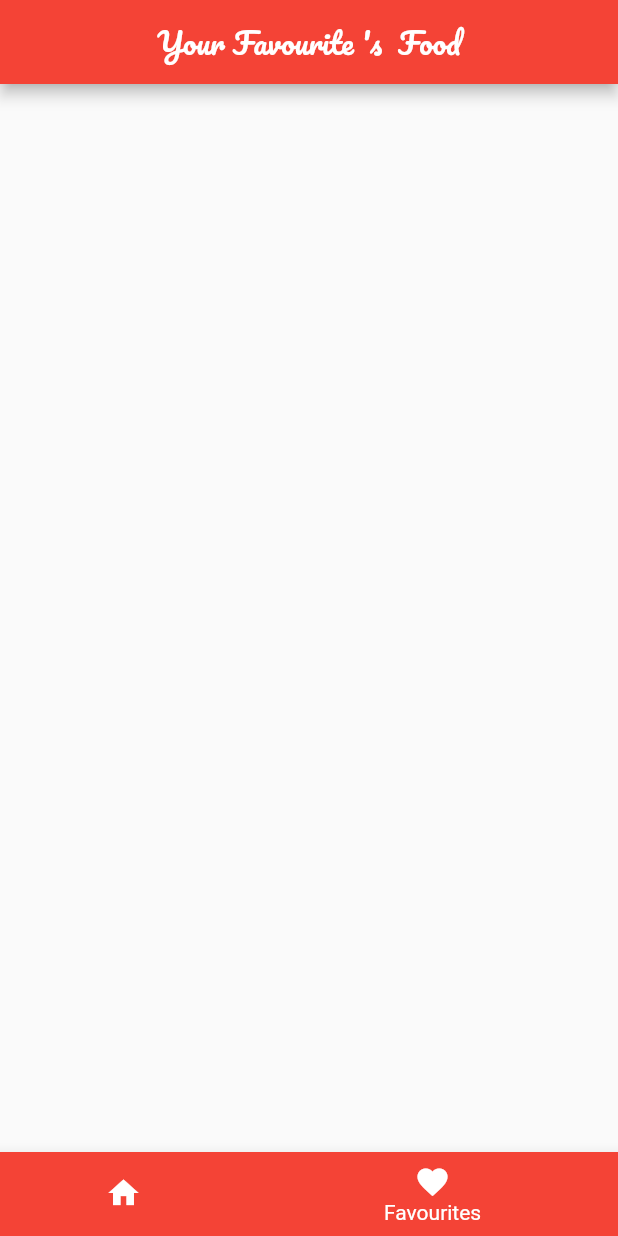
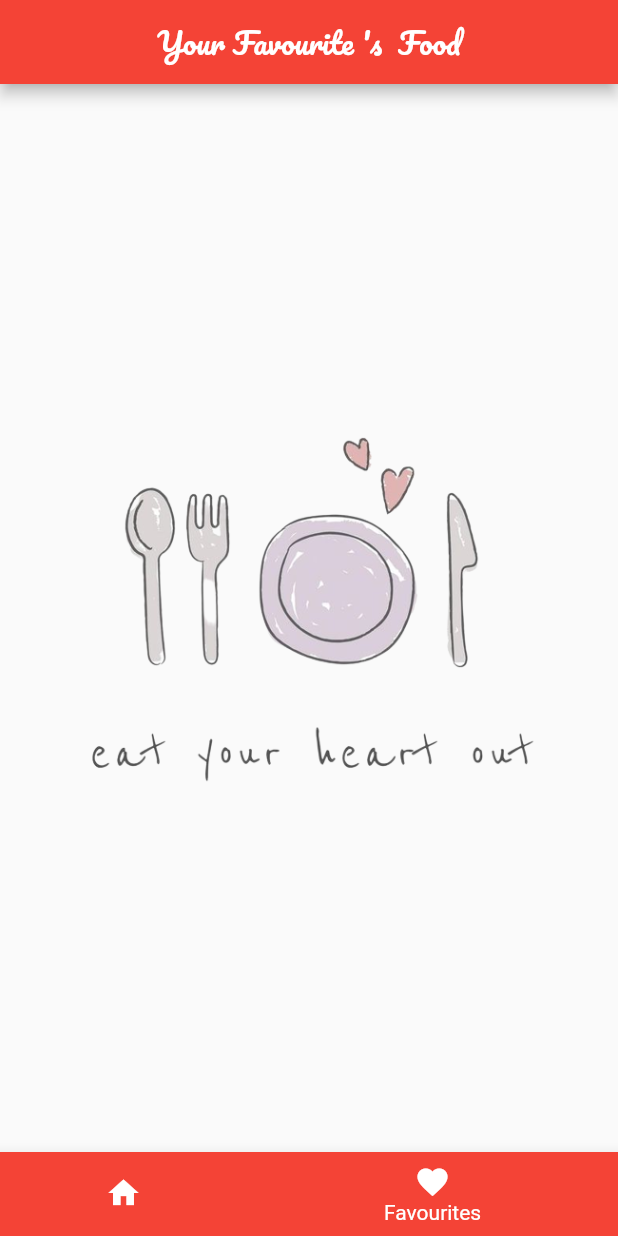
Before and after one commit to NamTranDinh/FlutterFresher, a Flutter app: the screen it shows after launch, item 2 of the bottom bar chosen, on a phone screen of 412 x 824 dp. Run offline on Flutter 3.47's test engine with Material 2 defaults, Android fonts, the light colour scheme and no system bars; our stand-ins replace date_format, expandable_text, toast.

Commit message:
completed HomeFavouritesFood.dart ==> Completed project ( + bug not scroll when uses  combination of 'CustomScrollView' with 'ListView' at HomeFood.dart )

```diff
--- a/lib/FoodApp/Data/FakeDataCategories.dart
+++ b/lib/FoodApp/Data/FakeDataCategories.dart
@@ -103,7 +103,5 @@ List<FoodsModel> FAKE_LIST_FOOD = [
 ];
 
 List<FavouritesFoodModel> FAKE_FAVOURITE_FOODS = [
-  FavouritesFoodModel(id: 1, idCategory: 1, idFood: 1),
-  FavouritesFoodModel(id: 2, idCategory: 1, idFood: 2),
-  FavouritesFoodModel(id: 3, idCategory: 2, idFood: 3)
+  // FavouritesFoodModel(id: 1, foodsModel: FoodsModel(idFood: 1, idCategory: 1, nameFood: 'Squid', imgFood: urlImg, ingredientList: ingredientList, durationTodo: const Duration(hours: 1, minutes: 20), complexity: Complexity.Medium, formula: formula, describe: desc)),
 ];
--- a/lib/FoodApp/Home/HomeCategories.dart
+++ b/lib/FoodApp/Home/HomeCategories.dart
@@ -8,6 +8,9 @@ class HomeCategories extends StatelessWidget {
     return Container(
       padding: const EdgeInsets.all(0),
       child: GridView(
+        physics: const BouncingScrollPhysics(
+          parent: AlwaysScrollableScrollPhysics(),
+        ),
         gridDelegate: const SliverGridDelegateWithMaxCrossAxisExtent(
             maxCrossAxisExtent: 300,
             childAspectRatio: 3 / 2,
--- a/lib/FoodApp/Home/HomeFavouritesFood.dart
+++ b/lib/FoodApp/Home/HomeFavouritesFood.dart
@@ -1,10 +1,27 @@
+import 'package:demo_app/FoodApp/Data/FakeDataCategories.dart';
+import 'package:demo_app/FoodApp/LayoutItem/ItemFoods.dart';
+import 'package:demo_app/FoodApp/Models/FavouritesFoodModel.dart';
 import 'package:flutter/material.dart';
 
 class HomeFavouritesFood extends StatelessWidget {
-  const HomeFavouritesFood({Key? key}) : super(key: key);
+
+  late List<FavouritesFoodModel> listFoodFavor = FAKE_FAVOURITE_FOODS;
 
   @override
   Widget build(BuildContext context) {
-    return Container();
+    return Container(
+      padding: const EdgeInsets.only(left: 10, bottom: 10, right: 10),
+      child: Stack(
+        children: [
+          Center(child: Visibility( visible: (listFoodFavor.isEmpty)? true : false,child: const Image(image: AssetImage('assets/images/img_placeholder_nothing.png')),)),
+          ListView(
+            physics: const BouncingScrollPhysics(
+              parent: AlwaysScrollableScrollPhysics(),
+            ),
+            children: listFoodFavor.map((eachItem) => ItemFoods(foodsModel: eachItem.foodsModel)).toList(),
+          ),
+        ],
+      ),
+    );
   }
 }
--- a/lib/FoodApp/Models/FavouritesFoodModel.dart
+++ b/lib/FoodApp/Models/FavouritesFoodModel.dart
@@ -1,7 +1,8 @@
+import 'FoodsModel.dart';
+
 class FavouritesFoodModel{
   late int id;
-  late int idCategory;
-  late int idFood;
+  late FoodsModel foodsModel;
 
-  FavouritesFoodModel({required this.id, required this.idCategory, required this.idFood});
+  FavouritesFoodModel({required this.id, required this.foodsModel});
 }
--- a/pubspec.yaml
+++ b/pubspec.yaml
@@ -82,6 +82,7 @@ flutter:
     - assets/images/fruits.jpg
     - assets/images/hamburger.jpg
     - assets/images/snack.jpg
+    - assets/images/img_placeholder_nothing.png
     # loading path
     - assets/loading_styles/loading_holder.gif
 
```
Also changed, not shown: lib/FoodApp/Home/HomeFood.dart (+16 -19 lines), lib/FoodApp/LayoutItem/ItemFoods.dart (+8 -8 lines), assets/images/img_placeholder_nothing.png (added).
